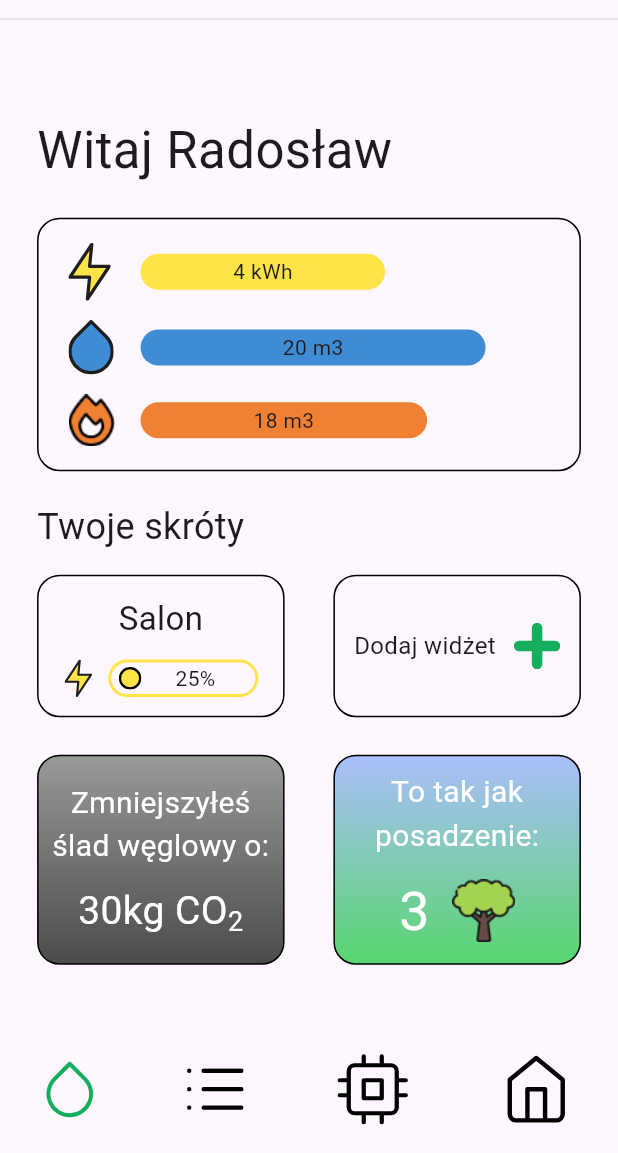
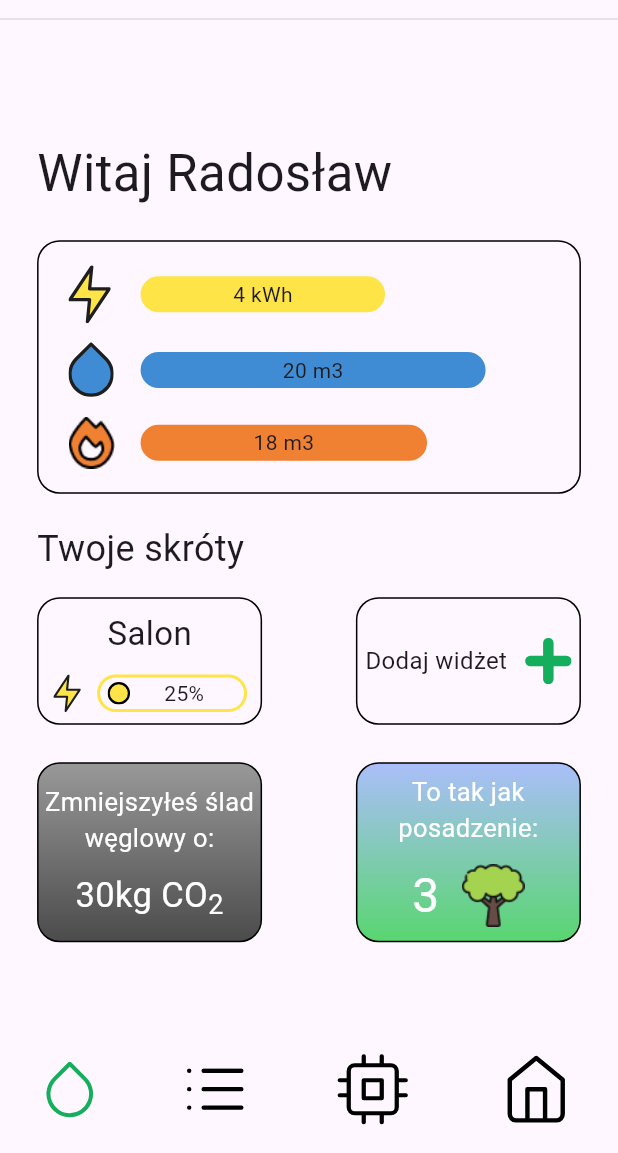
Before and after one commit to lemoland5/ESSA-Flutter, a Flutter app: the screen it shows after launch, on a phone screen of 412 x 824 dp, the part 83-1236 px from its top. Run offline on Flutter 3.47's test engine with Material 3 defaults, Android fonts, the phone set to English and light mode, and no system bars; our stand-ins replace flutter_svg, shared_preferences; project files that could hold a hidden picture were left out.

Commit message:
lib update - responsivines

```diff
--- a/lib/pages/homepage/homepage.dart
+++ b/lib/pages/homepage/homepage.dart
@@ -141,8 +141,8 @@ class _HomepageState extends State<Homepage> {
                     alignment: WrapAlignment.spaceBetween,
                     children: [
                       Container(
-                        width: 165,
-                        height: 95,
+                        width: 150,
+                        height: 85,
                         decoration: BoxDecoration(
                           borderRadius: BorderRadius.circular(15),
                           border: Border.all(
@@ -210,8 +210,8 @@ class _HomepageState extends State<Homepage> {
                         ),
                       ),
                       Container(
-                        width: 165,
-                        height: 95,
+                        width: 150,
+                        height: 85,
                         decoration: BoxDecoration(
                           borderRadius: BorderRadius.circular(15),
                           border: Border.all(
@@ -250,8 +250,8 @@ class _HomepageState extends State<Homepage> {
                       mainAxisAlignment: MainAxisAlignment.spaceBetween,
                       children: [
                         Container(
-                          width: 165,
-                          height: 140,
+                          width: 150,
+                          height: 120,
                           decoration: BoxDecoration(
                             borderRadius: BorderRadius.circular(15),
                             border: Border.all(
@@ -278,7 +278,7 @@ class _HomepageState extends State<Homepage> {
                                   'Zmniejszyłeś ślad węglowy o:',
                                   textAlign: TextAlign.center,
                                   style: TextStyle(
-                                    fontSize: 20,
+                                    fontSize: 17,
                                     color: Colors.white,
                                   ),
                                 ),
@@ -289,7 +289,7 @@ class _HomepageState extends State<Homepage> {
                                     const TextSpan(
                                       text: '30kg CO', // Tekst główny
                                       style: TextStyle(
-                                        fontSize: 26,
+                                        fontSize: 23,
                                         color: Colors.white,
                                       ),
                                     ),
@@ -315,8 +315,8 @@ class _HomepageState extends State<Homepage> {
                           ),
                         ),
                         Container(
-                          width: 165,
-                          height: 140,
+                          width: 150,
+                          height: 120,
                           decoration: BoxDecoration(
                             borderRadius: BorderRadius.circular(15),
                             border: Border.all(
@@ -343,7 +343,7 @@ class _HomepageState extends State<Homepage> {
                                   'To tak jak posadzenie:',
                                   textAlign: TextAlign.center,
                                   style: TextStyle(
-                                    fontSize: 20,
+                                    fontSize: 17,
                                     color: Colors.white,
                                   ),
                                 ),
@@ -356,7 +356,7 @@ class _HomepageState extends State<Homepage> {
                                     child: const Text(
                                       '3',
                                       style: TextStyle(
-                                        fontSize: 36,
+                                        fontSize: 32,
                                         color: Colors.white,
                                       ),
                                     ),
```
